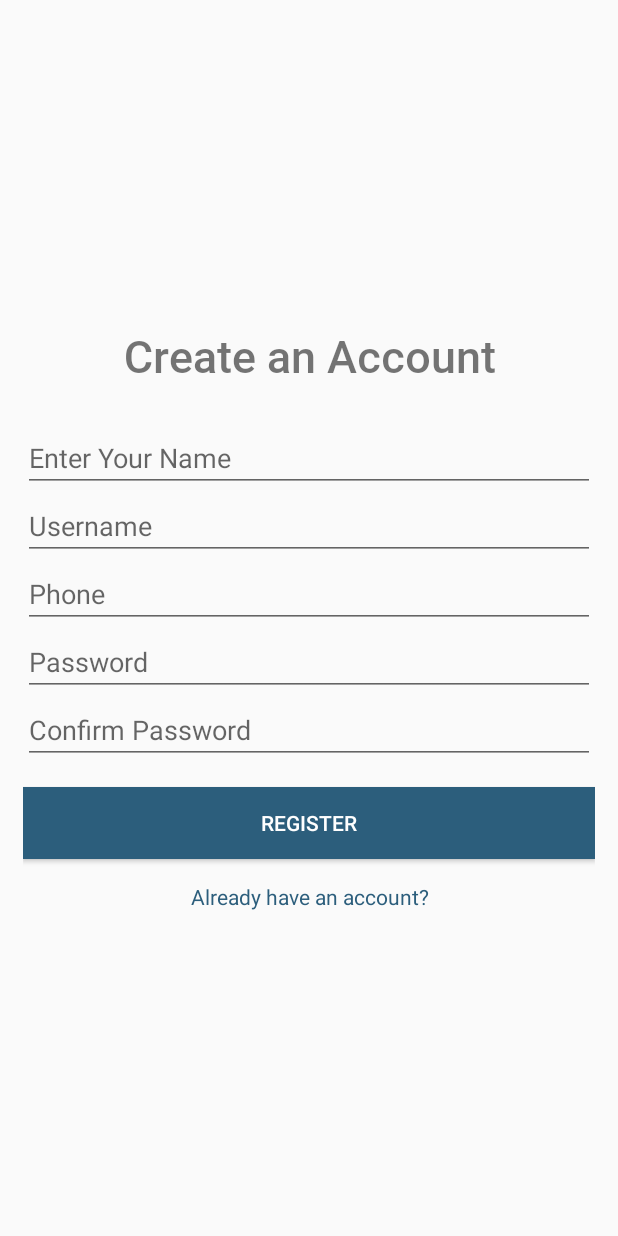
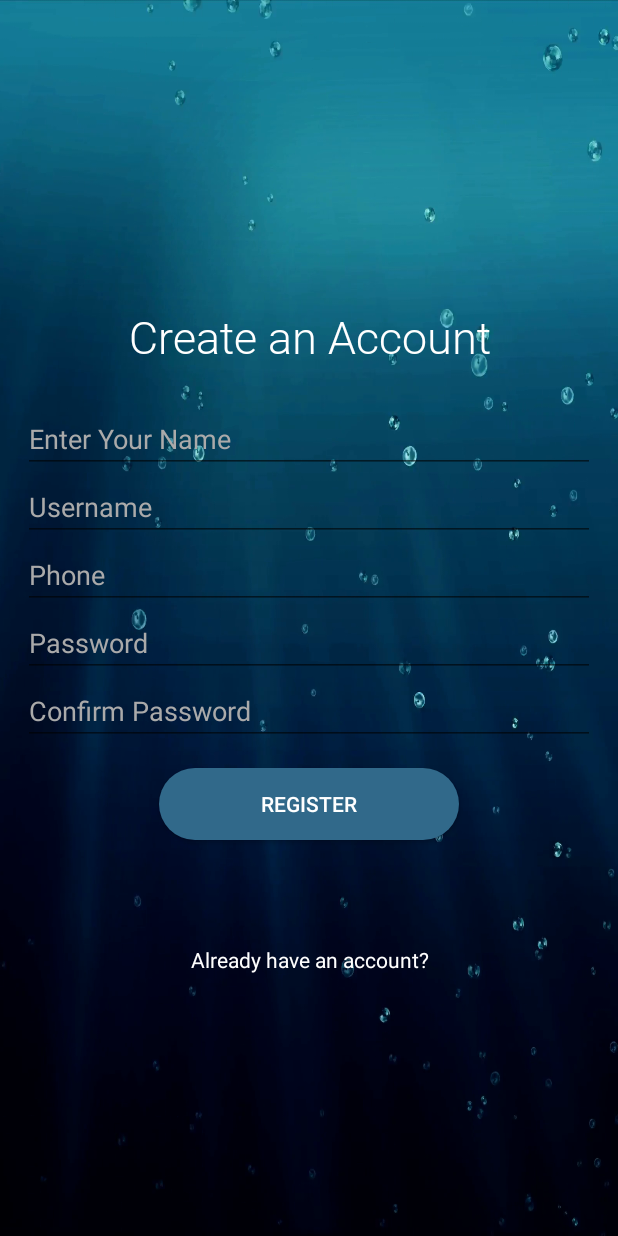
Before and after one commit to CaoPhiHung/douglas_mobile_dev, an Android app: the screen it shows after launch (LoginActivity), after a tap on "Don't have an account?", on a phone screen of 412 x 824 dp. Run offline under Robolectric (Android 15) with nearby library versions, the phone set to English and light mode, and no system bars.

```diff
--- a/app/src/main/java/com/project/activities/CruiseFragment.java
+++ b/app/src/main/java/com/project/activities/CruiseFragment.java
@@ -41,7 +41,6 @@ public class CruiseFragment extends Fragment{
                 ImageSpan.ALIGN_BOTTOM), 0, 1, Spannable.SPAN_EXCLUSIVE_EXCLUSIVE);
         title.setText(label);
 
-//        title.setCompoundDrawablesWithIntrinsicBounds(R.drawable.schedule, 0, 0, 0);
 
         listView = (ExpandableListView)view.findViewById(R.id.lvExp);
         initData();
--- a/app/src/main/java/com/project/activities/LoginFragment.java
+++ b/app/src/main/java/com/project/activities/LoginFragment.java
@@ -43,8 +43,6 @@ public class LoginFragment extends Fragment {
         final LoginActivity loginActivity = ((LoginActivity)getActivity());
         final EditText textUsername = (EditText)view.findViewById(R.id.txtUserName);
         final EditText textPassword = (EditText)view.findViewById(R.id.txtPassword);
-        textUsername.setCompoundDrawablesWithIntrinsicBounds(R.drawable.ic_user_login, 0, 0, 0);
-        textPassword.setCompoundDrawablesWithIntrinsicBounds(R.drawable.ic_password, 0, 0, 0);
 
         Button btn = view.findViewById(R.id.btnLogin);
         btn.setOnClickListener(new View.OnClickListener() {
--- a/app/src/main/java/com/project/db/DBHelper.java
+++ b/app/src/main/java/com/project/db/DBHelper.java
@@ -12,7 +12,7 @@ import java.sql.Date;
 public class DBHelper extends SQLiteOpenHelper {
 
     static final String DATABASE_NAME = "groupproject";
-    static final int DATABASE_VERSION = 4;
+    static final int DATABASE_VERSION = 41;
 
     static DBHelper instance;
 
--- a/app/src/main/res/layout/fragment_login.xml
+++ b/app/src/main/res/layout/fragment_login.xml
@@ -40,6 +40,8 @@
         android:layout_marginLeft="20dp"
         android:layout_marginRight="20dp"
         android:layout_marginTop="60dp"
+        android:drawableLeft="@drawable/ic_user_login"
+        android:drawablePadding="5dp"
         android:ems="10"
         android:fontFamily="@font/roboto_light"
         android:hint="Username"
@@ -56,6 +58,8 @@
         android:layout_marginLeft="20dp"
         android:layout_marginRight="20dp"
         android:layout_marginTop="10dp"
+        android:drawableLeft="@drawable/ic_password"
+        android:drawablePadding="5dp"
         android:ems="10"
         android:fontFamily="@font/roboto_light"
         android:hint="Password"
--- a/app/src/main/res/layout/fragment_register.xml
+++ b/app/src/main/res/layout/fragment_register.xml
@@ -2,6 +2,7 @@
     xmlns:tools="http://schemas.android.com/tools"
     android:layout_width="match_parent"
     android:layout_height="match_parent"
+    android:background="@drawable/bg3"
     android:gravity="center_vertical|center_horizontal"
     android:orientation="vertical"
     android:padding="15dp"
@@ -14,9 +15,11 @@
         android:layout_width="match_parent"
         android:layout_height="wrap_content"
         android:layout_marginBottom="25dp"
-        android:fontFamily="@font/roboto_medium"
+        android:layout_marginTop="30dp"
+        android:fontFamily="@font/roboto_light"
         android:text="Create an Account"
         android:textAlignment="center"
+        android:textColor="@android:color/white"
         android:textSize="30sp" />
 
     <EditText
@@ -25,7 +28,9 @@
         android:layout_height="wrap_content"
         android:ems="10"
         android:hint="Enter Your Name"
-        android:inputType="textPersonName" />
+        android:inputType="textPersonName"
+        android:textColor="@android:color/white"
+        android:textColorHint="@android:color/darker_gray" />
 
     <EditText
         android:id="@+id/textUsername"
@@ -33,7 +38,9 @@
         android:layout_height="wrap_content"
         android:ems="10"
         android:hint="Username"
-        android:inputType="textPersonName" />
+        android:inputType="textPersonName"
+        android:textColor="@android:color/white"
+        android:textColorHint="@android:color/darker_gray" />
 
     <EditText
         android:id="@+id/textPhone"
@@ -41,7 +48,9 @@
         android:layout_height="wrap_content"
         android:ems="10"
         android:hint="Phone"
-        android:inputType="phone" />
+        android:inputType="phone"
+        android:textColor="@android:color/white"
+        android:textColorHint="@android:color/darker_gray" />
 
     <EditText
         android:id="@+id/textPassword"
@@ -49,7 +58,9 @@
         android:layout_height="wrap_content"
         android:ems="10"
         android:hint="Password"
-        android:inputType="textPassword" />
+        android:inputType="textPassword"
+        android:textColor="@android:color/white"
+        android:textColorHint="@android:color/darker_gray" />
 
     <EditText
         android:id="@+id/textPasswordConfirm"
@@ -57,14 +68,16 @@
         android:layout_height="wrap_content"
         android:ems="10"
         android:hint="Confirm Password"
-        android:inputType="textPassword" />
+        android:inputType="textPassword"
+        android:textColor="@android:color/white"
+        android:textColorHint="@android:color/darker_gray" />
 
     <Button
         android:id="@+id/btnRegister"
-        android:layout_width="match_parent"
+        android:layout_width="200dp"
         android:layout_height="wrap_content"
         android:layout_marginTop="15dp"
-        android:background="@color/colorPrimary"
+        android:background="@drawable/button_login"
         android:text="Register"
         android:textColor="#fff" />
 
@@ -72,9 +85,10 @@
         android:id="@+id/linkLogin"
         android:layout_width="match_parent"
         android:layout_height="wrap_content"
-        android:layout_marginTop="15dp"
+        android:layout_marginTop="70dp"
         android:text="Already have an account?"
         android:textAlignment="center"
-        android:textColor="@color/colorPrimary" />
+        android:textColor="@android:color/white"
+        android:textColorHint="@android:color/darker_gray" />
 
 </LinearLayout>
```
Also changed, not shown: app/src/main/java/com/project/db/Port.java (+5 -5 lines), app/src/main/res/layout/fragment_cruise.xml (+4 -5 lines).
